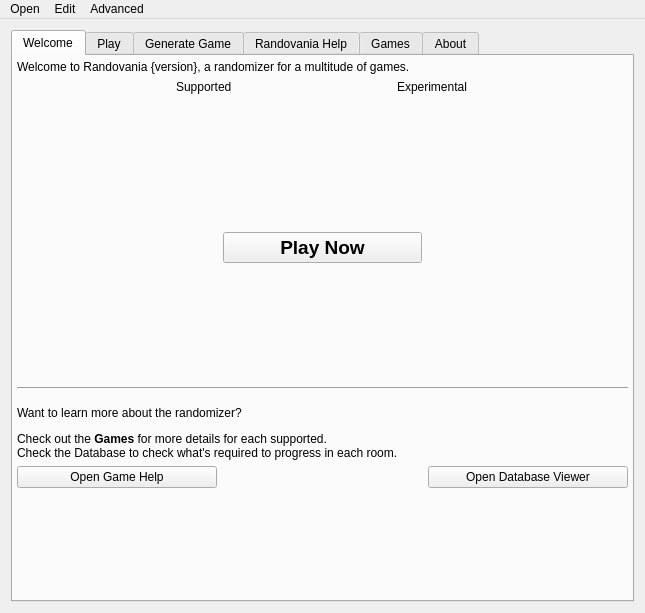
Old version of the form randovania/gui/ui_files/main_window.ui in the repository randovania/randovania.
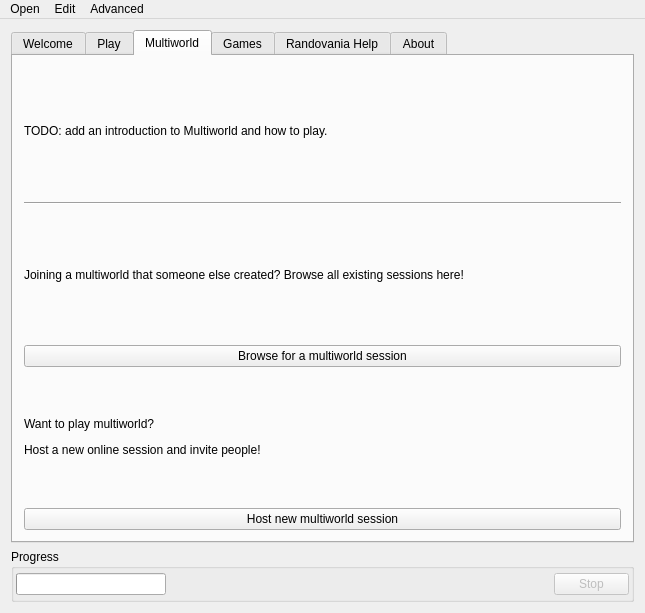
New version of the form. The open tabs and pages were chosen to show the change. Custom widgets are drawn as their Qt base class.

Commit message:
Work towards a better introduction flow
- Specific tab for Multiworld
- Introduction tab for each game
- Game generation is next to the introduction tab of each game

```diff
--- a/randovania/gui/ui_files/main_window.ui
+++ b/randovania/gui/ui_files/main_window.ui
@@ -262,13 +262,6 @@
              </property>
             </widget>
            </item>
-           <item row="3" column="1">
-            <widget class="QPushButton" name="browse_sessions_button">
-             <property name="text">
-              <string>Browse for a multiworld session</string>
-             </property>
-            </widget>
-           </item>
            <item row="0" column="0">
             <widget class="QLabel" name="import_permalink_label">
              <property name="text">
@@ -319,16 +312,6 @@
              </property>
             </widget>
            </item>
-           <item row="2" column="1">
-            <widget class="QLabel" name="browse_sessions_label">
-             <property name="text">
-              <string>&lt;html&gt;&lt;head/&gt;&lt;body&gt;&lt;p&gt;Joining a multiworld that someone else created? Browse all existing sessions here!&lt;/p&gt;&lt;/body&gt;&lt;/html&gt;</string>
-             </property>
-             <property name="wordWrap">
-              <bool>true</bool>
-             </property>
-            </widget>
-           </item>
           </layout>
          </widget>
         </item>
@@ -351,34 +334,10 @@
            <string>Creating a new game</string>
           </property>
           <layout class="QGridLayout" name="play_new_permalink_layout">
-           <item row="2" column="0">
-            <widget class="QLabel" name="host_new_game_label">
-             <property name="text">
-              <string>&lt;html&gt;&lt;head/&gt;&lt;body&gt;&lt;p&gt;Want to play multiworld?&lt;/p&gt;&lt;p&gt;Host a new online session and invite people!&lt;/p&gt;&lt;/body&gt;&lt;/html&gt;</string>
-             </property>
-             <property name="wordWrap">
-              <bool>true</bool>
-             </property>
-            </widget>
-           </item>
            <item row="0" column="0">
             <widget class="QLabel" name="create_new_seed_label">
              <property name="text">
-              <string>&lt;html&gt;&lt;head/&gt;&lt;body&gt;&lt;p&gt;Playing alone? Hosting a race?&lt;/p&gt;&lt;p&gt;Create a new game here and then share the permalink!&lt;/p&gt;&lt;/body&gt;&lt;/html&gt;</string>
-             </property>
-            </widget>
-           </item>
-           <item row="1" column="0">
-            <widget class="QPushButton" name="create_new_seed_button">
-             <property name="text">
-              <string>Create new game</string>
-             </property>
-            </widget>
-           </item>
-           <item row="3" column="0">
-            <widget class="QPushButton" name="host_new_game_button">
-             <property name="text">
-              <string>Host new multiworld session</string>
+              <string>&lt;html&gt;&lt;head/&gt;&lt;body&gt;&lt;p&gt;Playing alone? Hosting a race?&lt;/p&gt;&lt;p&gt;Select which game you want to randomize!&lt;/p&gt;&lt;/body&gt;&lt;/html&gt;</string>
              </property>
             </widget>
            </item>
@@ -400,21 +359,71 @@
         </item>
        </layout>
       </widget>
-      <widget class="GenerateGameWidget" name="tab_create_seed">
+      <widget class="QWidget" name="tab_multiworld">
        <attribute name="title">
-        <string>Generate Game</string>
+        <string>Multiworld</string>
        </attribute>
-      </widget>
-      <widget class="RandovaniaHelpWidget" name="help_tab">
-       <attribute name="title">
-        <string>Randovania Help</string>
-       </attribute>
+       <layout class="QVBoxLayout" name="verticalLayout">
+        <item>
+         <widget class="QLabel" name="multiworld_intro_label">
+          <property name="text">
+           <string>&lt;html&gt;&lt;head/&gt;&lt;body&gt;&lt;p&gt;TODO: add an introduction to Multiworld and how to play.&lt;/p&gt;&lt;/body&gt;&lt;/html&gt;</string>
+          </property>
+         </widget>
+        </item>
+        <item>
+         <widget class="Line" name="multiworld_line">
+          <property name="orientation">
+           <enum>Qt::Horizontal</enum>
+          </property>
+         </widget>
+        </item>
+        <item>
+         <widget class="QLabel" name="browse_sessions_label">
+          <property name="text">
+           <string>&lt;html&gt;&lt;head/&gt;&lt;body&gt;&lt;p&gt;Joining a multiworld that someone else created? Browse all existing sessions here!&lt;/p&gt;&lt;/body&gt;&lt;/html&gt;</string>
+          </property>
+          <property name="wordWrap">
+           <bool>true</bool>
+          </property>
+         </widget>
+        </item>
+        <item>
+         <widget class="QPushButton" name="browse_sessions_button">
+          <property name="text">
+           <string>Browse for a multiworld session</string>
+          </property>
+         </widget>
+        </item>
+        <item>
+         <widget class="QLabel" name="host_new_game_label">
+          <property name="text">
+           <string>&lt;html&gt;&lt;head/&gt;&lt;body&gt;&lt;p&gt;Want to play multiworld?&lt;/p&gt;&lt;p&gt;Host a new online session and invite people!&lt;/p&gt;&lt;/body&gt;&lt;/html&gt;</string>
+          </property>
+          <property name="wordWrap">
+           <bool>true</bool>
+          </property>
+         </widget>
+        </item>
+        <item>
+         <widget class="QPushButton" name="host_new_game_button">
+          <property name="text">
+           <string>Host new multiworld session</string>
+          </property>
+         </widget>
+        </item>
+       </layout>
       </widget>
       <widget class="GamesHelpWidget" name="games_tab">
        <attribute name="title">
         <string>Games</string>
        </attribute>
       </widget>
+      <widget class="RandovaniaHelpWidget" name="help_tab">
+       <attribute name="title">
+        <string>Randovania Help</string>
+       </attribute>
+      </widget>
       <widget class="QWidget" name="about_tab">
        <attribute name="title">
         <string>About</string>
@@ -446,6 +455,110 @@
       </widget>
      </widget>
     </item>
+    <item>
+     <widget class="QGroupBox" name="progress_box">
+      <property name="sizePolicy">
+       <sizepolicy hsizetype="Preferred" vsizetype="Fixed">
+        <horstretch>0</horstretch>
+        <verstretch>0</verstretch>
+       </sizepolicy>
+      </property>
+      <property name="title">
+       <string>Progress</string>
+      </property>
+      <layout class="QGridLayout" name="progress_box_layout">
+       <property name="leftMargin">
+        <number>2</number>
+       </property>
+       <property name="topMargin">
+        <number>4</number>
+       </property>
+       <property name="rightMargin">
+        <number>2</number>
+       </property>
+       <property name="bottomMargin">
+        <number>4</number>
+       </property>
+       <item row="0" column="3">
+        <widget class="QPushButton" name="stop_background_process_button">
+         <property name="enabled">
+          <bool>false</bool>
+         </property>
+         <property name="sizePolicy">
+          <sizepolicy hsizetype="Fixed" vsizetype="Fixed">
+           <horstretch>0</horstretch>
+           <verstretch>0</verstretch>
+          </sizepolicy>
+         </property>
+         <property name="maximumSize">
+          <size>
+           <width>75</width>
+           <height>16777215</height>
+          </size>
+         </property>
+         <property name="text">
+          <string>Stop</string>
+         </property>
+         <property name="checkable">
+          <bool>false</bool>
+         </property>
+         <property name="flat">
+          <bool>false</bool>
+         </property>
+        </widget>
+       </item>
+       <item row="0" column="0" colspan="2">
+        <widget class="QProgressBar" name="progress_bar">
+         <property name="minimumSize">
+          <size>
+           <width>150</width>
+           <height>0</height>
+          </size>
+         </property>
+         <property name="maximumSize">
+          <size>
+           <width>150</width>
+           <height>16777215</height>
+          </size>
+         </property>
+         <property name="value">
+          <number>0</number>
+         </property>
+         <property name="textVisible">
+          <bool>false</bool>
+         </property>
+         <property name="invertedAppearance">
+          <bool>false</bool>
+         </property>
+        </widget>
+       </item>
+       <item row="0" column="2">
+        <widget class="QLabel" name="progress_label">
+         <property name="sizePolicy">
+          <sizepolicy hsizetype="Expanding" vsizetype="Preferred">
+           <horstretch>0</horstretch>
+           <verstretch>0</verstretch>
+          </sizepolicy>
+         </property>
+         <property name="font">
+          <font>
+           <pointsize>7</pointsize>
+          </font>
+         </property>
+         <property name="text">
+          <string/>
+         </property>
+         <property name="alignment">
+          <set>Qt::AlignLeading|Qt::AlignLeft|Qt::AlignVCenter</set>
+         </property>
+         <property name="wordWrap">
+          <bool>true</bool>
+         </property>
+        </widget>
+       </item>
+      </layout>
+     </widget>
+    </item>
    </layout>
   </widget>
   <widget class="QMenuBar" name="menu_bar">
@@ -589,12 +702,6 @@
    <header>randovania/gui/widgets/games_help_widget.h</header>
    <container>1</container>
   </customwidget>
-  <customwidget>
-   <class>GenerateGameWidget</class>
-   <extends>QWidget</extends>
-   <header location="global">randovania/gui/widgets/generate_game_widget.h</header>
-   <container>1</container>
-  </customwidget>
  </customwidgets>
  <resources/>
  <connections/>
```
Left out of the diff: 4 changed lines with no effect on the pictures. The commit also changes 45 other files.
